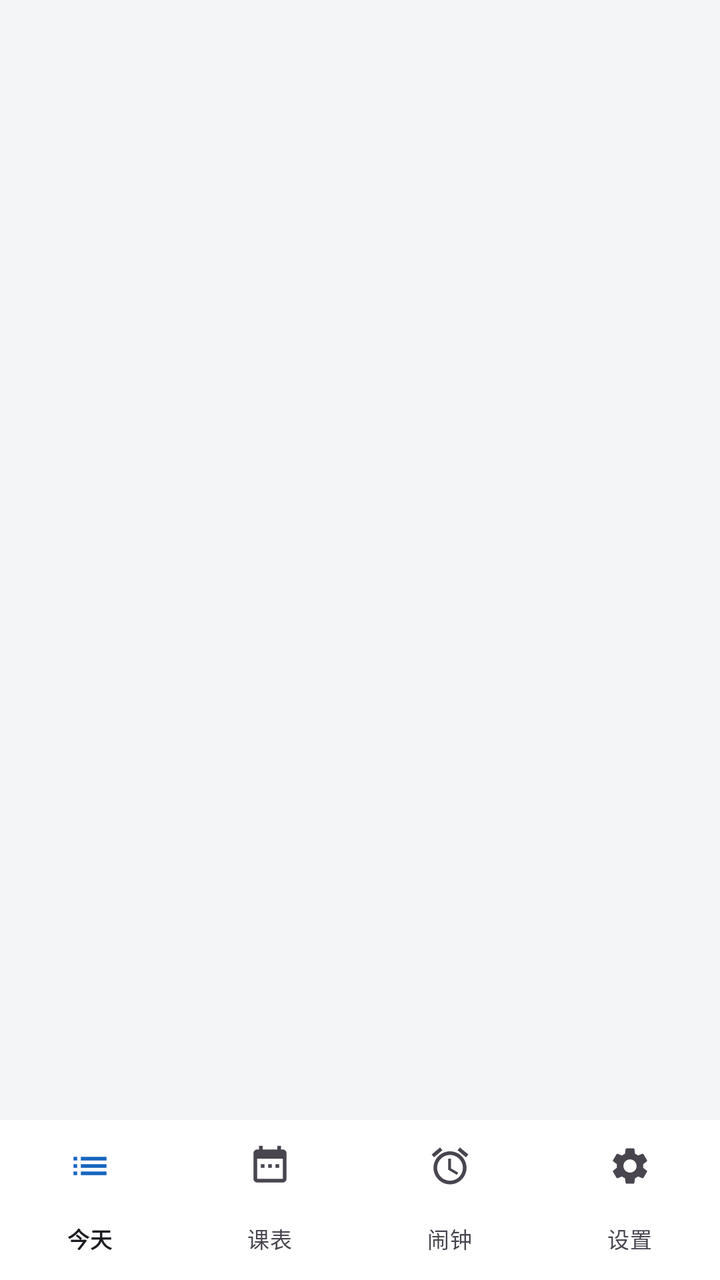
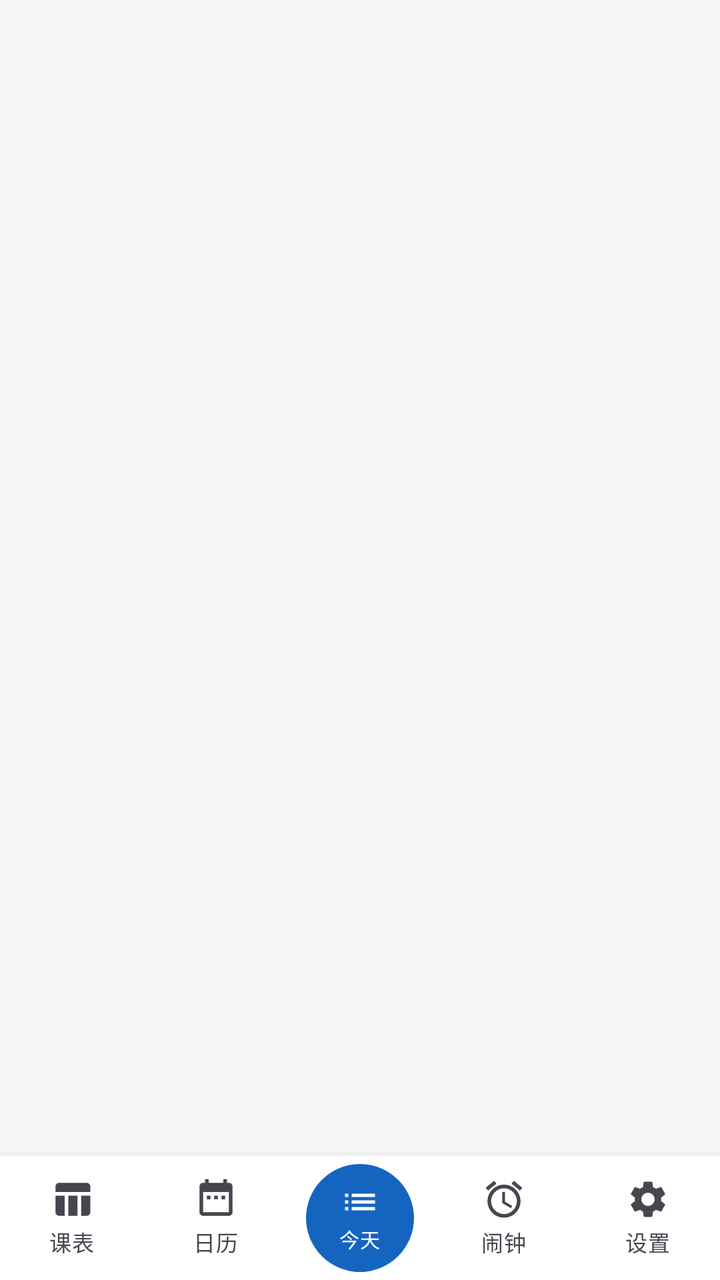

Compare the two renders of this Android layout. The source of the first and the diff that turns it into the second are given below.
<!-- AndroidManifest.xml: application theme Theme.Timetable -->
<!-- res/layout/activity_main.xml -->
<?xml version="1.0" encoding="utf-8"?>
<LinearLayout xmlns:android="http://schemas.android.com/apk/res/android"
    xmlns:app="http://schemas.android.com/apk/res-auto"
    android:layout_width="match_parent"
    android:layout_height="match_parent"
    android:orientation="vertical">

    <FrameLayout
        android:id="@+id/container"
        android:layout_width="match_parent"
        android:layout_height="0dp"
        android:layout_weight="1" />

    <com.google.android.material.bottomnavigation.BottomNavigationView
        android:id="@+id/bottomNav"
        android:layout_width="match_parent"
        android:layout_height="wrap_content"
        android:background="@color/card_bg"
        android:elevation="8dp"
        app:itemIconSize="22dp"
        app:itemTextAppearanceActive="@style/NavLabel"
        app:itemTextAppearanceInactive="@style/NavLabel"
        app:labelVisibilityMode="labeled"
        app:menu="@menu/main_menu" />

</LinearLayout>
<!-- resources referenced by this layout -->
<resources>
  <!-- unchanged entries left out for length: 7 -->
</resources>

<!-- the commit's change to res/layout/activity_main.xml (unified diff, before → after) -->
@@ -1,8 +1,9 @@
 <?xml version="1.0" encoding="utf-8"?>
 <LinearLayout xmlns:android="http://schemas.android.com/apk/res/android"
-    xmlns:app="http://schemas.android.com/apk/res-auto"
     android:layout_width="match_parent"
     android:layout_height="match_parent"
+    android:clipChildren="false"
+    android:clipToPadding="false"
     android:orientation="vertical">
 
     <FrameLayout
@@ -11,16 +12,197 @@
         android:layout_height="0dp"
         android:layout_weight="1" />
 
-    <com.google.android.material.bottomnavigation.BottomNavigationView
-        android:id="@+id/bottomNav"
+    
+    <FrameLayout
+        android:id="@+id/navBackdropHost"
+        android:layout_width="match_parent"
+        android:layout_height="0dp"
+        android:clipChildren="false"
+        android:clipToPadding="false">
+
+        <com.yxz.timetable.ui.persona.PersonaNavBackdrop
+            android:id="@+id/personaBackdrop"
+            android:layout_width="match_parent"
+            android:layout_height="0dp"
+            android:layout_gravity="bottom"
+            android:visibility="gone" />
+    </FrameLayout>
+
+    <LinearLayout
+        android:id="@+id/bottomBar"
         android:layout_width="match_parent"
         android:layout_height="wrap_content"
         android:background="@color/card_bg"
+        android:clipChildren="false"
+        android:clipToPadding="false"
         android:elevation="8dp"
-        app:itemIconSize="22dp"
-        app:itemTextAppearanceActive="@style/NavLabel"
-        app:itemTextAppearanceInactive="@style/NavLabel"
-        app:labelVisibilityMode="labeled"
-        app:menu="@menu/main_menu" />
+        android:orientation="horizontal"
+        android:paddingTop="2dp"
+        android:paddingBottom="2dp">
+
+        
+        <LinearLayout
+            android:id="@+id/nav_week"
+            android:layout_width="0dp"
+            android:layout_height="wrap_content"
+            android:layout_gravity="center_vertical"
+            android:layout_weight="1"
+            android:background="?attr/selectableItemBackgroundBorderless"
+            android:clickable="true"
+            android:focusable="true"
+            android:gravity="center"
+            android:orientation="vertical"
+            android:paddingVertical="6dp">
+
+            <ImageView
+                android:id="@+id/iconWeek"
+                android:layout_width="22dp"
+                android:layout_height="22dp"
+                android:contentDescription="@string/tab_week"
+                android:src="@drawable/ic_tab_week" />
+
+            <TextView
+                android:id="@+id/labelWeek"
+                style="@style/NavLabel"
+                android:layout_width="wrap_content"
+                android:layout_height="wrap_content"
+                android:layout_marginTop="2dp"
+                android:text="@string/tab_week" />
+        </LinearLayout>
+
+        
+        <LinearLayout
+            android:id="@+id/nav_calendar"
+            android:layout_width="0dp"
+            android:layout_height="wrap_content"
+            android:layout_gravity="center_vertical"
+            android:layout_weight="1"
+            android:background="?attr/selectableItemBackgroundBorderless"
+            android:clickable="true"
+            android:focusable="true"
+            android:gravity="center"
+            android:orientation="vertical"
+            android:paddingVertical="6dp">
+
+            <ImageView
+                android:id="@+id/iconCalendar"
+                android:layout_width="22dp"
+                android:layout_height="22dp"
+                android:contentDescription="@string/tab_calendar"
+                android:src="@drawable/ic_tab_calendar" />
+
+            <TextView
+                android:id="@+id/labelCalendar"
+                style="@style/NavLabel"
+                android:layout_width="wrap_content"
+                android:layout_height="wrap_content"
+                android:layout_marginTop="2dp"
+                android:text="@string/tab_calendar" />
+        </LinearLayout>
+
+        
+        <FrameLayout
+            android:id="@+id/nav_today"
+            android:layout_width="0dp"
+            android:layout_height="wrap_content"
+            android:layout_gravity="center_vertical"
+            android:layout_weight="1"
+            android:background="?attr/selectableItemBackgroundBorderless"
+            android:clickable="true"
+            android:clipChildren="false"
+            android:focusable="true"
+            android:paddingVertical="2dp">
+
+            <LinearLayout
+                android:id="@+id/todayBubble"
+                android:layout_width="54dp"
+                android:layout_height="54dp"
+                android:layout_gravity="center"
+                android:background="@drawable/bg_today_bubble"
+                android:gravity="center"
+                android:orientation="vertical">
+
+                <ImageView
+                    android:id="@+id/iconToday"
+                    android:layout_width="20dp"
+                    android:layout_height="20dp"
+                    android:contentDescription="@string/tab_today"
+                    android:src="@drawable/ic_tab_today"
+                    android:tint="#FFFFFFFF" />
+
+                <TextView
+                    android:id="@+id/labelToday"
+                    android:layout_width="wrap_content"
+                    android:layout_height="wrap_content"
+                    android:layout_marginTop="1dp"
+                    android:includeFontPadding="false"
+                    android:letterSpacing="0.02"
+                    android:text="@string/tab_today"
+                    android:textColor="#FFFFFFFF"
+                    android:textSize="10sp" />
+            </LinearLayout>
+        </FrameLayout>
+
+        
+        <LinearLayout
+            android:id="@+id/nav_alarm"
+            android:layout_width="0dp"
+            android:layout_height="wrap_content"
+            android:layout_gravity="center_vertical"
+            android:layout_weight="1"
+            android:background="?attr/selectableItemBackgroundBorderless"
+            android:clickable="true"
+            android:focusable="true"
+            android:gravity="center"
+            android:orientation="vertical"
+            android:paddingVertical="6dp">
+
+            <ImageView
+                android:id="@+id/iconAlarm"
+                android:layout_width="22dp"
+                android:layout_height="22dp"
+                android:contentDescription="@string/tab_alarm"
+                android:src="@drawable/ic_tab_alarm" />
+
+            <TextView
+                android:id="@+id/labelAlarm"
+                style="@style/NavLabel"
+                android:layout_width="wrap_content"
+                android:layout_height="wrap_content"
+                android:layout_marginTop="2dp"
+                android:text="@string/tab_alarm" />
+        </LinearLayout>
+
+        
+        <LinearLayout
+            android:id="@+id/nav_settings"
+            android:layout_width="0dp"
+            android:layout_height="wrap_content"
+            android:layout_gravity="center_vertical"
+            android:layout_weight="1"
+            android:background="?attr/selectableItemBackgroundBorderless"
+            android:clickable="true"
+            android:focusable="true"
+            android:gravity="center"
+            android:orientation="vertical"
+            android:paddingVertical="6dp">
+
+            <ImageView
+                android:id="@+id/iconSettings"
+                android:layout_width="22dp"
+                android:layout_height="22dp"
+                android:contentDescription="@string/tab_settings"
+                android:src="@drawable/ic_tab_settings" />
+
+            <TextView
+                android:id="@+id/labelSettings"
+                style="@style/NavLabel"
+                android:layout_width="wrap_content"
+                android:layout_height="wrap_content"
+                android:layout_marginTop="2dp"
+                android:text="@string/tab_settings" />
+        </LinearLayout>
+
+    </LinearLayout>
 
 </LinearLayout>
<!-- resource entries referenced after the edit -->
@@ -1,5 +1,76 @@
 <!-- resources referenced by this layout -->
 <resources>
+  <!-- drawable bg_today_bubble (drawable) -->
+  <?xml version="1.0" encoding="utf-8"?>
+  <shape xmlns:android="http://schemas.android.com/apk/res/android"
+      android:shape="oval">
+      <solid android:color="?attr/accentColor" />
+  </shape>
+  <!-- drawable ic_tab_alarm (drawable) -->
+  <?xml version="1.0" encoding="utf-8"?>
+  <vector xmlns:android="http://schemas.android.com/apk/res/android"
+      android:width="24dp"
+      android:height="24dp"
+      android:viewportWidth="24"
+      android:viewportHeight="24"
+      android:tint="?attr/colorControlNormal">
+      <path
+          android:fillColor="#FFFFFFFF"
+          android:pathData="M22,5.72l-4.6,-3.86 -1.29,1.53 4.6,3.86L22,5.72zM7.88,3.39L6.6,1.86 2,5.71l1.29,1.53 4.59,-3.85zM12.5,8L11,8v6l4.75,2.85 0.75,-1.23 -4,-2.37L12.5,8zM12,4c-4.97,0 -9,4.03 -9,9s4.02,9 9,9c4.97,0 9,-4.03 9,-9s-4.03,-9 -9,-9zM12,20c-3.87,0 -7,-3.13 -7,-7s3.13,-7 7,-7 7,3.13 7,7 -3.13,7 -7,7z" />
+  </vector>
+  <!-- drawable ic_tab_calendar (drawable) -->
+  <?xml version="1.0" encoding="utf-8"?>
+  <vector xmlns:android="http://schemas.android.com/apk/res/android"
+      android:width="24dp"
+      android:height="24dp"
+      android:viewportWidth="24"
+      android:viewportHeight="24"
+      android:tint="?attr/colorControlNormal">
+      <path
+          android:fillColor="#FFFFFFFF"
+          android:pathData="M9,10L7,10v2h2v-2zM13,10h-2v2h2v-2zM17,10h-2v2h2v-2zM19,3h-1L18,1h-2v2L8,3L8,1L6,1v2L5,3c-1.11,0 -1.99,0.9 -1.99,2L3,19c0,1.1 0.89,2 2,2h14c1.1,0 2,-0.9 2,-2L21,5c0,-1.1 -0.9,-2 -2,-2zM19,19L5,19L5,8h14v11z" />
+  </vector>
+  <!-- drawable ic_tab_settings (drawable) -->
+  <?xml version="1.0" encoding="utf-8"?>
+  <vector xmlns:android="http://schemas.android.com/apk/res/android"
+      android:width="24dp"
+      android:height="24dp"
+      android:viewportWidth="24"
+      android:viewportHeight="24"
+      android:tint="?attr/colorControlNormal">
+      <path
+          android:fillColor="#FFFFFFFF"
+          android:pathData="M19.14,12.94c0.04,-0.3 0.06,-0.61 0.06,-0.94c0,-0.32 -0.02,-0.64 -0.07,-0.94l2.03,-1.58c0.18,-0.14 0.23,-0.41 0.12,-0.61l-1.92,-3.32c-0.12,-0.22 -0.37,-0.29 -0.59,-0.22l-2.39,0.96c-0.5,-0.38 -1.03,-0.7 -1.62,-0.94L14.4,2.81c-0.04,-0.24 -0.24,-0.41 -0.48,-0.41h-3.84c-0.24,0 -0.43,0.17 -0.47,0.41L9.25,5.35C8.66,5.59 8.12,5.92 7.63,6.29L5.24,5.33c-0.22,-0.08 -0.47,0 -0.59,0.22L2.74,8.87C2.62,9.08 2.66,9.34 2.86,9.48l2.03,1.58C4.84,11.36 4.8,11.69 4.8,12s0.02,0.64 0.07,0.94l-2.03,1.58c-0.18,0.14 -0.23,0.41 -0.12,0.61l1.92,3.32c0.12,0.22 0.37,0.29 0.59,0.22l2.39,-0.96c0.5,0.38 1.03,0.7 1.62,0.94l0.36,2.54c0.05,0.24 0.24,0.41 0.48,0.41h3.84c0.24,0 0.44,-0.17 0.47,-0.41l0.36,-2.54c0.59,-0.24 1.13,-0.56 1.62,-0.94l2.39,0.96c0.22,0.08 0.47,0 0.59,-0.22l1.92,-3.32c0.12,-0.22 0.07,-0.47 -0.12,-0.61L19.14,12.94zM12,15.6c-1.98,0 -3.6,-1.62 -3.6,-3.6s1.62,-3.6 3.6,-3.6s3.6,1.62 3.6,3.6S13.98,15.6 12,15.6z" />
+  </vector>
+  <!-- drawable ic_tab_today (drawable) -->
+  <?xml version="1.0" encoding="utf-8"?>
+  <vector xmlns:android="http://schemas.android.com/apk/res/android"
+      android:width="24dp"
+      android:height="24dp"
+      android:viewportWidth="24"
+      android:viewportHeight="24"
+      android:tint="?attr/colorControlNormal">
+      <path
+          android:fillColor="#FFFFFFFF"
+          android:pathData="M3,13h2v-2L3,11v2zM3,17h2v-2L3,15v2zM3,9h2L5,7L3,7v2zM7,13h14v-2L7,11v2zM7,17h14v-2L7,15v2zM7,7v2h14L21,7L7,7z" />
+  </vector>
+  <!-- drawable ic_tab_week (drawable) -->
+  <?xml version="1.0" encoding="utf-8"?>
+  <vector xmlns:android="http://schemas.android.com/apk/res/android"
+      android:width="24dp"
+      android:height="24dp"
+      android:viewportWidth="24"
+      android:viewportHeight="24"
+      android:tint="?attr/colorControlNormal">
+      <path
+          android:fillColor="#FFFFFFFF"
+          android:pathData="M10,10.02h5V21h-5zM17,21h3c1.1,0 2,-0.9 2,-2v-9h-5v11zM20,3H5c-1.1,0 -2,0.9 -2,2v3h19V5c0,-1.1 -0.9,-2 -2,-2zM3,19c0,1.1 0.9,2 2,2h3V10H3v9z" />
+  </vector>
+  <string name="tab_alarm">闹钟</string>
+  <string name="tab_calendar">日历</string>
+  <string name="tab_settings">设置</string>
+  <string name="tab_today">今天</string>
+  <string name="tab_week">课表</string>
   <!-- unchanged entries left out for length: 7 -->
 </resources>
 
